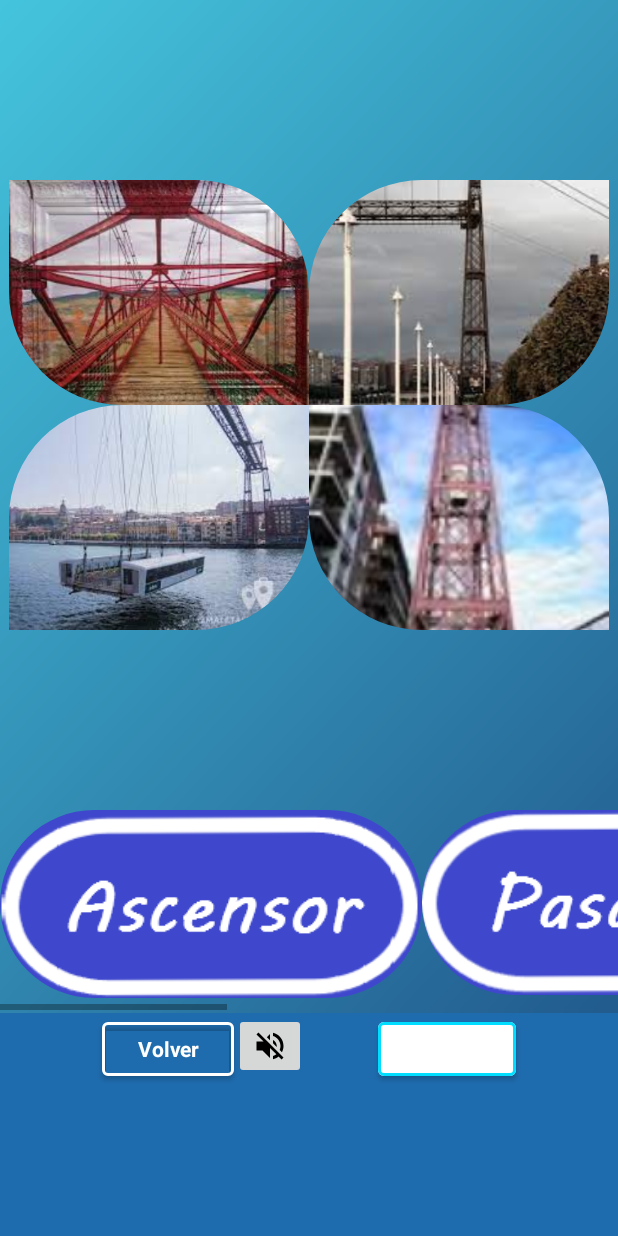
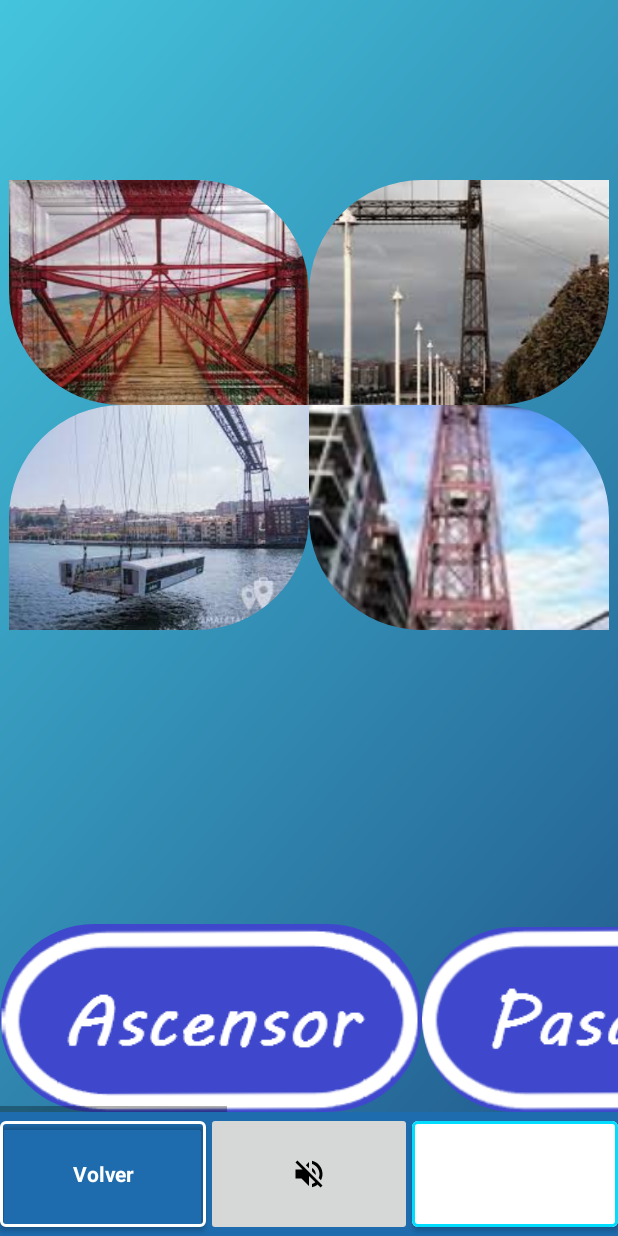
Before and after one commit to ClementeRodReg/Portugalete_GO, an Android app: the fragment FragmentJuego1 placed in its activity, on a phone screen of 412 x 824 dp. Run offline under Robolectric (Android 15) with nearby library versions, the light colour scheme and no system bars; our stand-ins replace Firebase (no records; nobody signed in at launch, a user with empty details on screens opened directly).

Commit message:
Commit arregladas proporciones
arregladas proporciones

```diff
--- /dev/null
+++ b/app/src/main/res/drawable/textviewredondeado.xml
@@ -0,0 +1,5 @@
+<?xml version="1.0" encoding="utf-8"?>
+<shape xmlns:android="http://schemas.android.com/apk/res/android">
+    <solid android:color="@android:color/transparent"/> <!-- Color de fondo del TextView -->
+    <corners android:radius="8dp"/>
+</shape>
--- a/app/src/main/res/layout/activity_juegos.xml
+++ b/app/src/main/res/layout/activity_juegos.xml
@@ -9,59 +9,48 @@
     android:background="@color/azul_oscuro"
     tools:context=".vista.ActivityJuegos">
 
-    <LinearLayout
-        android:layout_width="match_parent"
-        android:layout_height="675dp"
-        >
 
         <androidx.fragment.app.FragmentContainerView
             android:id="@+id/fragmentJuegos"
             android:layout_width="match_parent"
-            android:layout_height="match_parent"
+            android:layout_height="0dp"
+            android:layout_weight="90"
             android:background="@drawable/gr5_1500_1501"
-            app:layout_constraintBottom_toBottomOf="parent"
-            app:layout_constraintEnd_toEndOf="parent"
-            app:layout_constraintHorizontal_bias="0.0"
-            app:layout_constraintStart_toStartOf="parent"
-            app:layout_constraintTop_toTopOf="parent"
-            app:layout_constraintVertical_bias="0.0"/>
+        />
 
-    </LinearLayout>
 
     <LinearLayout
         android:layout_width="match_parent"
-        android:layout_height="match_parent"
+        android:layout_height="0dp"
+        android:layout_weight="10"
         android:layout_gravity="center_horizontal"
         android:gravity="center_horizontal"
         >
 
         <Button
             android:id="@+id/btnvolver"
-            android:layout_width="wrap_content"
-            android:layout_height="wrap_content"
+            android:layout_width="0sp"
+            android:layout_height="match_parent"
+            android:layout_weight="1"
             style="@style/BotonTransparenteConBordes"
             android:text="Volver"
             android:textColor="@color/white"
             android:textStyle="bold"
             />
-
-
-
-
-
         <ImageButton
             android:id="@+id/btnMute"
-            android:layout_width="wrap_content"
-            android:layout_height="wrap_content"
+            android:layout_width="0sp"
+            android:layout_height="match_parent"
+            android:layout_weight="1"
 
             app:srcCompat="@drawable/baseline_volume_off_24" />
 
         <ImageButton
             android:id="@+id/btnUnmute"
-            android:layout_width="wrap_content"
-            android:layout_height="wrap_content"
-            android:visibility="invisible"
-
+            android:layout_width="0sp"
+            android:layout_height="match_parent"
+            android:layout_weight="1"
+            android:visibility="gone"
             app:srcCompat="@drawable/baseline_volume_mute_24" />
 
         <Button
@@ -75,10 +64,12 @@
             />
         <Button
             android:id="@+id/btnSiguiente"
-            android:layout_width="wrap_content"
-            android:layout_height="wrap_content"
+            android:layout_width="0sp"
+            android:layout_height="match_parent"
+            android:layout_weight="1"
             style="@style/BotonTransparenteConBordes2"
             android:text="Siguiente"
+            android:textColor="@color/white"
             android:textStyle="bold"
             android:visibility="invisible"
             />
--- a/app/src/main/res/layout/fragment_enunciados.xml
+++ b/app/src/main/res/layout/fragment_enunciados.xml
@@ -11,7 +11,7 @@
 
     <LinearLayout
         android:layout_width="match_parent"
-        android:layout_height="673dp"
+        android:layout_height="match_parent"
         android:orientation="vertical"
         android:layout_gravity="center"
         android:gravity="center"
--- a/app/src/main/res/layout/fragment_juego1.xml
+++ b/app/src/main/res/layout/fragment_juego1.xml
@@ -10,12 +10,11 @@
 
     <LinearLayout
         android:layout_width="match_parent"
-        android:layout_height="673dp"
+        android:layout_height="match_parent"
         android:orientation="vertical"
         android:layout_gravity="center"
         android:background="@drawable/gr5_1500_1501"
         >
-
         <LinearLayout
             android:layout_width="match_parent"
             android:layout_height="120sp"
@@ -24,12 +23,14 @@
                 android:id="@+id/placeholder1"
                 android:layout_width="200sp"
                 android:layout_height="match_parent"
+                android:background="@drawable/textviewredondeado"
                 />
 
             <TextView
                 android:id="@+id/placeholder2"
                 android:layout_width="match_parent"
                 android:layout_height="match_parent"
+                android:background="@drawable/textviewredondeado"
                 />
         </LinearLayout>
 "
@@ -87,12 +88,14 @@
                 android:id="@+id/placeholder3"
                 android:layout_width="200sp"
                 android:layout_height="match_parent"
+                android:background="@drawable/textviewredondeado"
                 />
 
             <TextView
                 android:id="@+id/placeholder4"
                 android:layout_width="match_parent"
                 android:layout_height="match_parent"
+                android:background="@drawable/textviewredondeado"
                 />
         </LinearLayout>
 
@@ -101,9 +104,11 @@
             android:layout_height="match_parent">
 
             <LinearLayout
-                android:layout_width="wrap_content"
+                android:layout_width="match_parent"
                 android:layout_height="match_parent"
-                android:orientation="horizontal" >
+                android:orientation="horizontal"
+                android:layout_gravity="bottom"
+                android:gravity="bottom">
 
                 <com.google.android.material.imageview.ShapeableImageView
                     android:id="@+id/imgTxtAscensor"
```
Also changed, not shown: app/src/main/java/com/example/portugaletego/vista/FragmentJuego1.java (+34 -6 lines).
